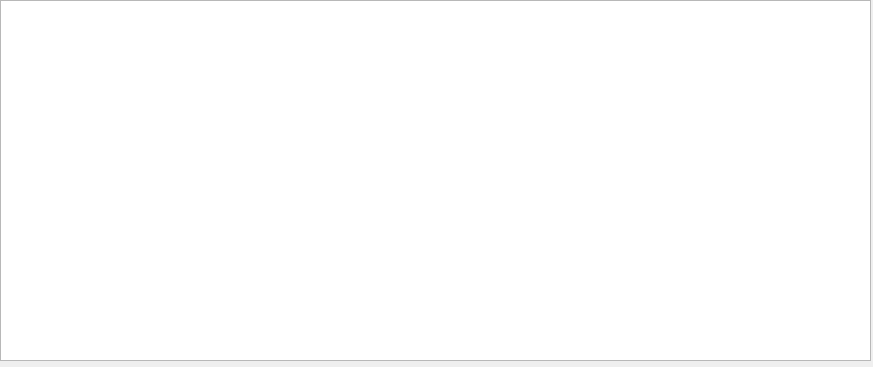
The window that pages/showList/ShowList.ui (Dreace/TheTicket) describes before a commit, drawn with Qt 5.
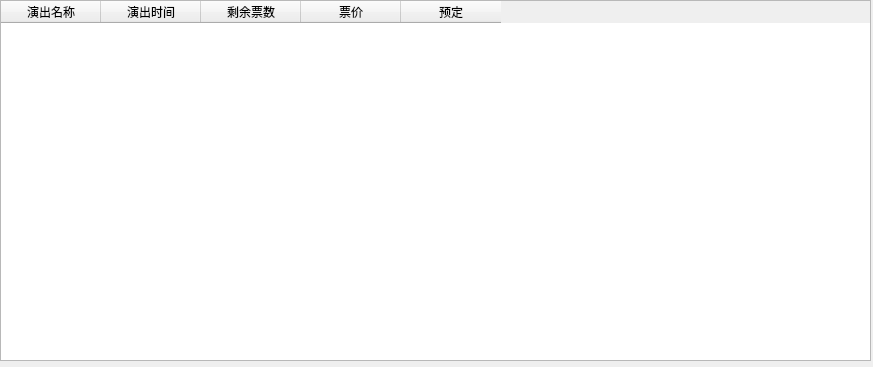
The same window after the commit.

Diff of the .ui file:
```diff
--- a/pages/showList/ShowList.ui
+++ b/pages/showList/ShowList.ui
@@ -22,6 +22,34 @@
      <height>361</height>
     </rect>
    </property>
+   <property name="editTriggers">
+    <set>QAbstractItemView::NoEditTriggers</set>
+   </property>
+   <column>
+    <property name="text">
+     <string>演出名称</string>
+    </property>
+   </column>
+   <column>
+    <property name="text">
+     <string>演出时间</string>
+    </property>
+   </column>
+   <column>
+    <property name="text">
+     <string>剩余票数</string>
+    </property>
+   </column>
+   <column>
+    <property name="text">
+     <string>票价</string>
+    </property>
+   </column>
+   <column>
+    <property name="text">
+     <string>预定</string>
+    </property>
+   </column>
   </widget>
  </widget>
  <layoutdefault spacing="6" margin="11"/>
```
